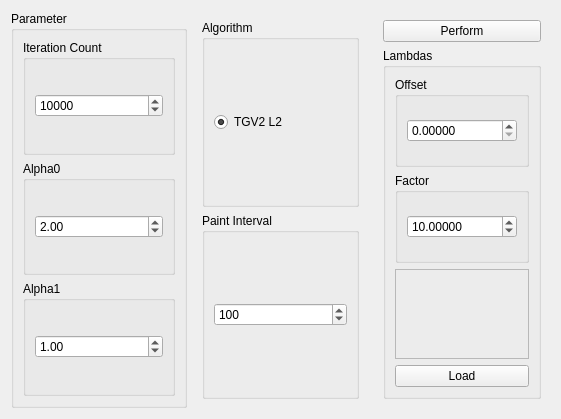
First picture: the form in source/modules/tgv_lambdas/TGVLambdasWidget.ui, repository josefkoller/ambient_image_processor, before the edit.
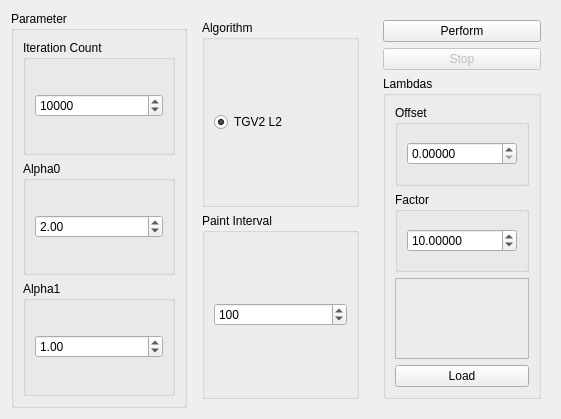
Second picture: the form after the edit.

Commit message: stop for the tgv algorithms

```diff
--- a/source/modules/tgv_lambdas/TGVLambdasWidget.ui
+++ b/source/modules/tgv_lambdas/TGVLambdasWidget.ui
@@ -134,6 +134,16 @@
         </property>
        </widget>
       </item>
+      <item>
+       <widget class="QPushButton" name="stop_button">
+        <property name="enabled">
+         <bool>false</bool>
+        </property>
+        <property name="text">
+         <string>Stop</string>
+        </property>
+       </widget>
+      </item>
       <item>
        <widget class="QGroupBox" name="groupBox">
         <property name="title">
```
The commit also changes 21 other files.
